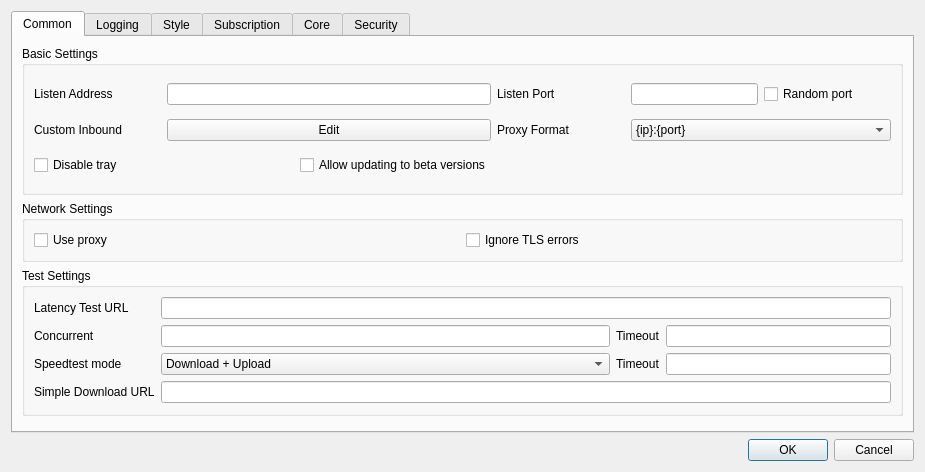
The window that include/ui/setting/dialog_basic_settings.ui (mipselqq/waterdisco) describes before a commit, drawn with Qt 5.
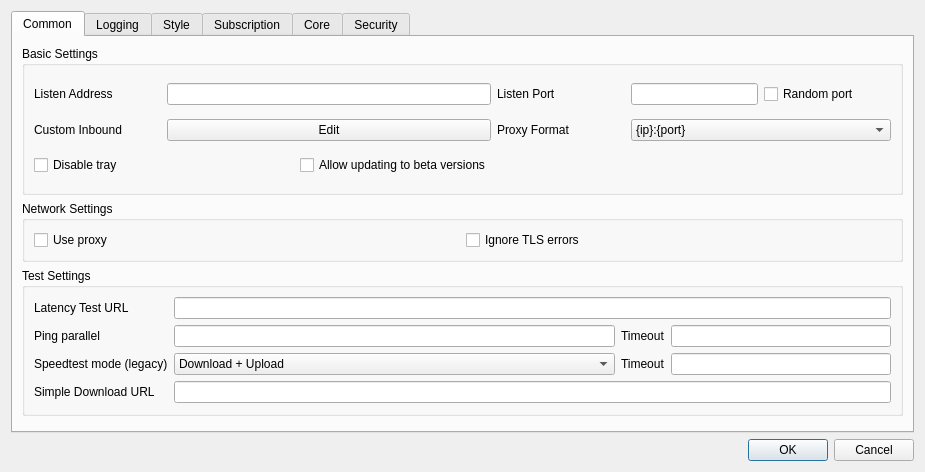
The same window after the commit. Custom widgets are drawn as their Qt base class.

What changed in the file:
```diff
--- a/include/ui/setting/dialog_basic_settings.ui
+++ b/include/ui/setting/dialog_basic_settings.ui
@@ -244,14 +244,14 @@
           <item row="2" column="0">
            <widget class="QLabel" name="label_12">
             <property name="text">
-             <string>Speedtest mode</string>
+                 <string>Speedtest mode (legacy)</string>
             </property>
            </widget>
           </item>
           <item row="1" column="0">
            <widget class="QLabel" name="label_14">
             <property name="text">
-             <string>Concurrent</string>
+                 <string>Ping parallel</string>
             </property>
            </widget>
           </item>
```
